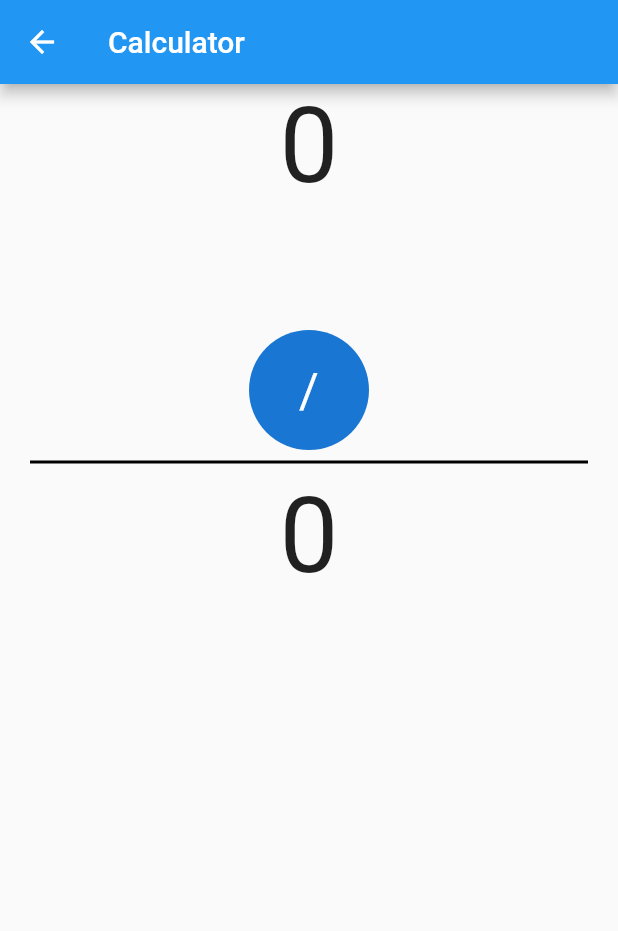
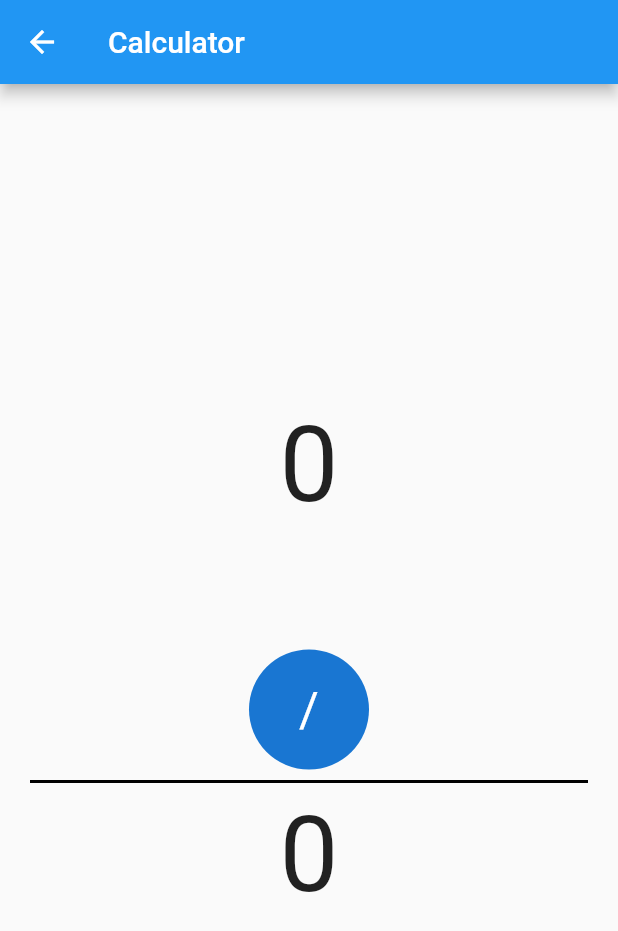
Before and after one commit to TanWengOnn/flutter-state-management_v2, a Flutter app: the Calculator screen opened by its route, on a phone screen of 412 x 824 dp. Shown: the top 931 px of the screen. Run offline on Flutter 3.47's test engine with Material 2 defaults, Android fonts, the phone set to English and light mode, and no system bars; our stand-ins replace flutter_bloc.

```diff
--- a/lib/calculator_page.dart
+++ b/lib/calculator_page.dart
@@ -12,6 +12,7 @@ class Calculator extends StatelessWidget {
         title: Text("Calculator"),
       ),
       body: Column(
+        mainAxisAlignment: MainAxisAlignment.center,
         children: [
           BlocBuilder<CounterCubits, Map>(
               builder: (context, state) {
```
Also changed, not shown: lib/HomePage.dart (+6 -1 lines).
